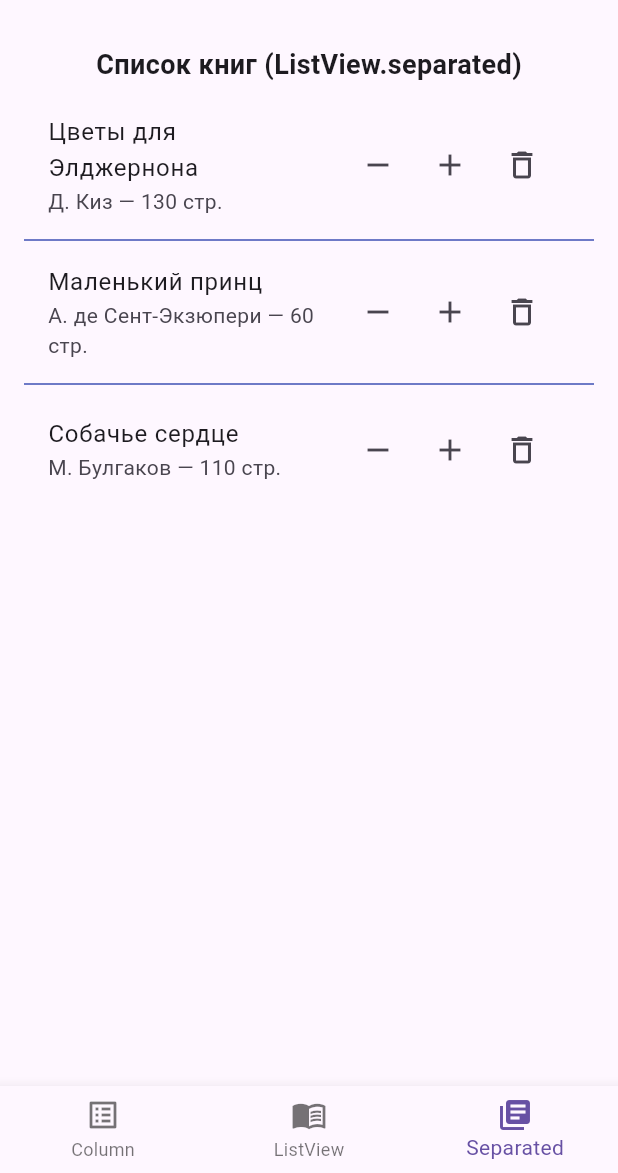
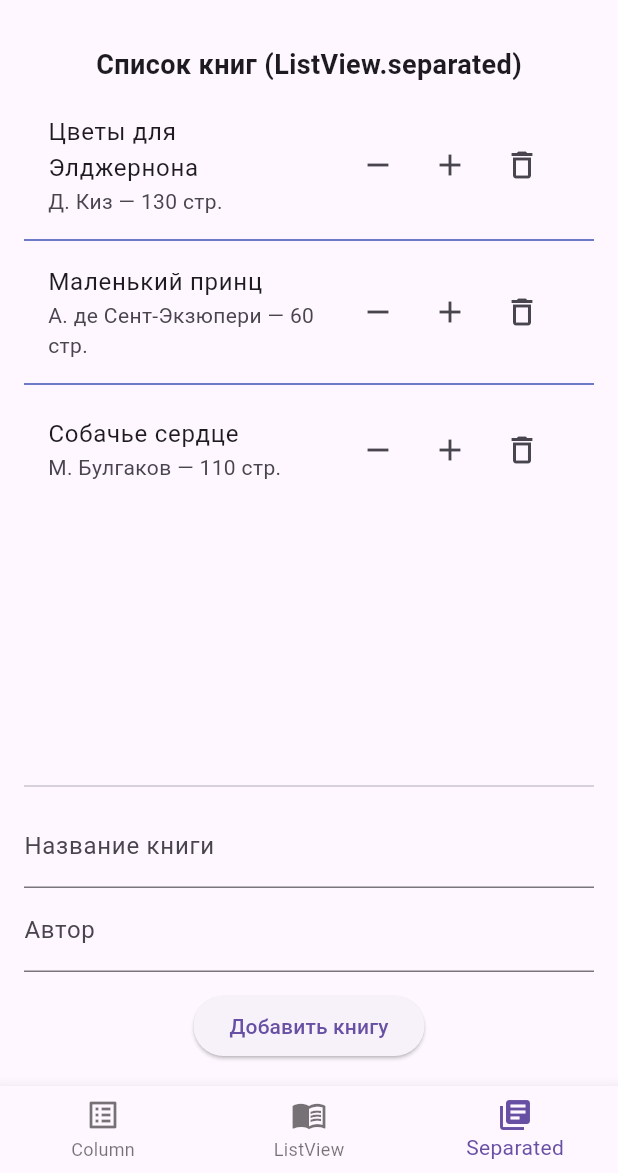
Before and after one commit to ilnprsht/rkmp_4pr, a Flutter app: the screen it shows after launch, item 3 of the bottom bar chosen, on a phone screen of 412 x 824 dp, the part 63-1236 px from its top. Run offline on Flutter 3.47's test engine with Material 3 defaults, Android fonts, the phone set to English and light mode, and no system bars.

Commit message:
changed separated list

```diff
--- a/lib/pages/books_separated_page.dart
+++ b/lib/pages/books_separated_page.dart
@@ -13,6 +13,29 @@ class _BooksSeparatedPageState extends State<BooksSeparatedPage> {
     {'id': 2, 'title': 'Маленький принц', 'author': 'А. де Сент-Экзюпери', 'pages': 60},
     {'id': 3, 'title': 'Собачье сердце', 'author': 'М. Булгаков', 'pages': 110},
   ];
+
+  final TextEditingController _titleController = TextEditingController();
+  final TextEditingController _authorController = TextEditingController();
+
+  int _nextId = 4;
+
+  void _addBook() {
+    final title = _titleController.text.trim();
+    final author = _authorController.text.trim();
+
+    if (title.isEmpty || author.isEmpty) return;
+
+    setState(() {
+      _books.add({
+        'id': _nextId++,
+        'title': title,
+        'author': author,
+        'pages': 0,
+      });
+      _titleController.clear();
+      _authorController.clear();
+    });
+  }
 
   void _removeBook(int id) {
     setState(() => _books.removeWhere((book) => book['id'] == id));
@@ -38,6 +61,7 @@ class _BooksSeparatedPageState extends State<BooksSeparatedPage> {
             style: TextStyle(fontSize: 18, fontWeight: FontWeight.bold),
           ),
           const SizedBox(height: 12),
+
           Expanded(
             child: ListView.separated(
               itemCount: _books.length,
@@ -70,6 +94,22 @@ class _BooksSeparatedPageState extends State<BooksSeparatedPage> {
               },
             ),
           ),
+
+          const Divider(height: 24, thickness: 1),
+
+          TextField(
+            controller: _titleController,
+            decoration: const InputDecoration(labelText: 'Название книги'),
+          ),
+          TextField(
+            controller: _authorController,
+            decoration: const InputDecoration(labelText: 'Автор'),
+          ),
+          const SizedBox(height: 12),
+          ElevatedButton(
+            onPressed: _addBook,
+            child: const Text('Добавить книгу'),
+          ),
         ],
       ),
     );
```
